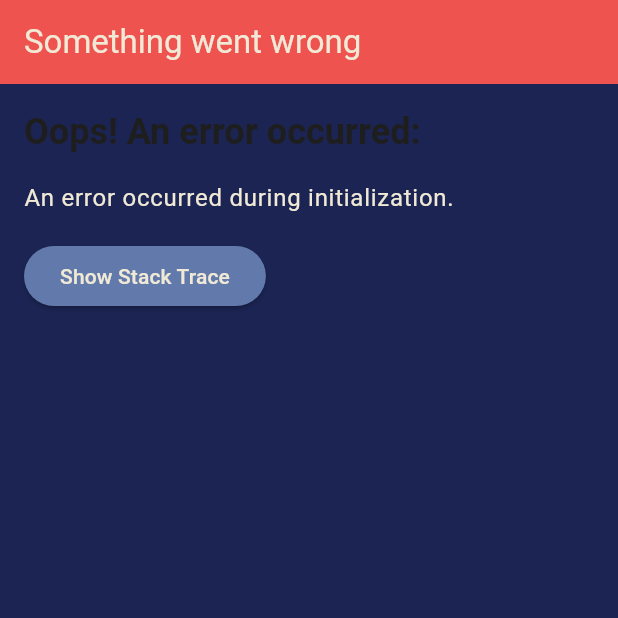
After one commit to calebjderosier/hundyp-mobile, a Flutter app: the ErrorScreen screen opened directly, on a phone screen of 412 x 824 dp, the top half of it. The commit adds this screen. Run offline on Flutter 3.47's test engine with Material 3 defaults, Android fonts, the phone set to English and light mode, and no system bars; our stand-ins replace cloud_firestore, cloud_functions, firebase_auth, firebase_core, firebase_messaging, flutter_dotenv and 1 more; accounts and stored records are empty.

Commit message:
initialization screen, with error

```diff
--- /dev/null
+++ b/lib/screens/error_screen.dart
@@ -0,0 +1,88 @@
+import 'package:flutter/material.dart';
+
+class ErrorScreen extends StatefulWidget {
+  final String errorMessage;
+  final String stackTrace;
+
+  const ErrorScreen({
+    Key? key,
+    required this.errorMessage,
+    required this.stackTrace,
+  }) : super(key: key);
+
+  @override
+  State<ErrorScreen> createState() => _ErrorScreenState();
+}
+
+class _ErrorScreenState extends State<ErrorScreen> {
+  bool _showStackTrace = false;
+
+  void _toggleStackTrace() {
+    setState(() {
+      _showStackTrace = !_showStackTrace;
+    });
+  }
+
+  @override
+  Widget build(BuildContext context) {
+    return Scaffold(
+      appBar: AppBar(
+        title: const Text('Something went wrong'),
+        backgroundColor: Theme.of(context).colorScheme.error,
+      ),
+      body: Padding(
+        padding: const EdgeInsets.all(16.0),
+        child: Column(
+          crossAxisAlignment: CrossAxisAlignment.start,
+          children: [
+            Text(
+              'Oops! An error occurred:',
+              style: Theme.of(context).textTheme.headlineSmall?.copyWith(
+                color: Theme.of(context).colorScheme.onError,
+                fontWeight: FontWeight.bold,
+              ),
+            ),
+            const SizedBox(height: 16),
+            Text(
+              widget.errorMessage,
+              style: Theme.of(context).textTheme.bodyLarge,
+            ),
+            const SizedBox(height: 16),
+            ElevatedButton(
+              onPressed: _toggleStackTrace,
+              style: ElevatedButton.styleFrom(
+                backgroundColor: Theme.of(context).colorScheme.primary,
+              ),
+              child: Text(
+                _showStackTrace ? 'Hide Stack Trace' : 'Show Stack Trace',
+                style: TextStyle(
+                  color: Theme.of(context).colorScheme.onPrimary,
+                ),
+              ),
+            ),
+            const SizedBox(height: 16),
+            if (_showStackTrace)
+              Expanded(
+                child: SingleChildScrollView(
+                  child: Container(
+                    padding: const EdgeInsets.all(12),
+                    decoration: BoxDecoration(
+                      color: Colors.black.withOpacity(0.1),
+                      borderRadius: BorderRadius.circular(8),
+                    ),
+                    child: Text(
+                      widget.stackTrace,
+                      style: const TextStyle(
+                        fontFamily: 'monospace',
+                        fontSize: 12,
+                      ),
+                    ),
+                  ),
+                ),
+              ),
+          ],
+        ),
+      ),
+    );
+  }
+}
--- /dev/null
+++ b/lib/screens/initialization_screen.dart
@@ -0,0 +1,80 @@
+
+import 'package:firebase_core/firebase_core.dart';
+import 'package:flutter/material.dart';
+import 'package:flutter_dotenv/flutter_dotenv.dart';
+import 'package:hundy_p/authenticate.dart';
+import 'package:hundy_p/firebase/service/messaging_service.dart';
+import 'package:hundy_p/firebase_options.dart';
+import 'package:hundy_p/main.dart';
+import 'package:hundy_p/screens/error_screen.dart';
+
+class InitializationApp extends StatefulWidget {
+  const InitializationApp({Key? key}) : super(key: key);
+
+  @override
+  InitializationAppState createState() => InitializationAppState();
+}
+
+class InitializationAppState extends State<InitializationApp> {
+  String _loadingMessage = 'Starting up...';
+  bool _hasError = false;
+
+  @override
+  void initState() {
+    super.initState();
+    _initializeApp();
+  }
+
+  Future<void> _initializeApp() async {
+    try {
+      setState(() => _loadingMessage = 'Loading environment variables...');
+      await dotenv.load(fileName: 'dotenv');
+
+      setState(() => _loadingMessage = 'Initializing Backend...');
+      await Firebase.initializeApp(options: DefaultFirebaseOptions.currentPlatform);
+
+      setState(() => _loadingMessage = 'Authenticating...');
+      await setupAuthPersistence();
+      await checkAuthStatus();
+
+      setState(() => _loadingMessage = 'Launching app...!');
+      await setupFirebaseMessaging();
+
+      runApp(const HundyPApp());
+    } catch (e, stackTrace) {
+      print('Error during initialization: $e');
+      print('Stack trace: $stackTrace');
+      setState(() => _hasError = true);
+    }
+  }
+
+  @override
+  Widget build(BuildContext context) {
+    if (_hasError) {
+      return const MaterialApp(
+        home: ErrorScreen(
+          errorMessage: 'An error occurred during initialization.',
+          stackTrace: '',
+        ),
+      );
+    }
+
+    return MaterialApp(
+      home: Scaffold(
+        body: Center(
+          child: Column(
+            mainAxisAlignment: MainAxisAlignment.center,
+            children: [
+              const CircularProgressIndicator(),
+              const SizedBox(height: 20),
+              Text(
+                _loadingMessage,
+                style: const TextStyle(fontSize: 16),
+              ),
+            ],
+          ),
+        ),
+      ),
+    );
+  }
+}
```
Also changed, not shown: lib/main.dart (+4 -30 lines).
